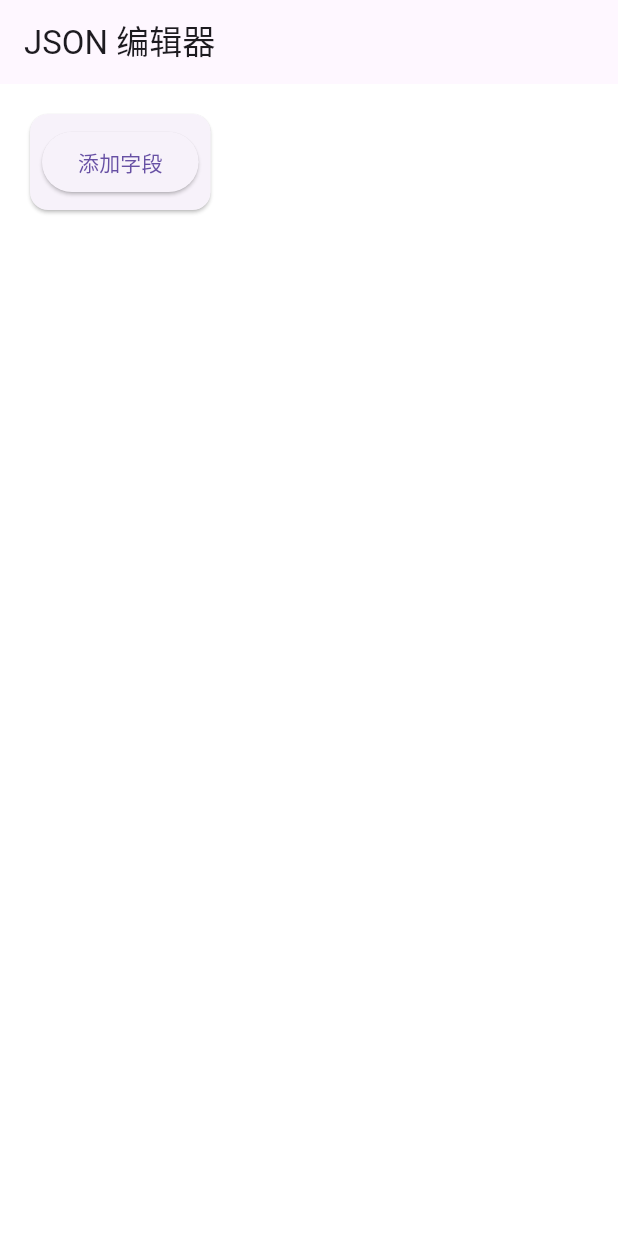
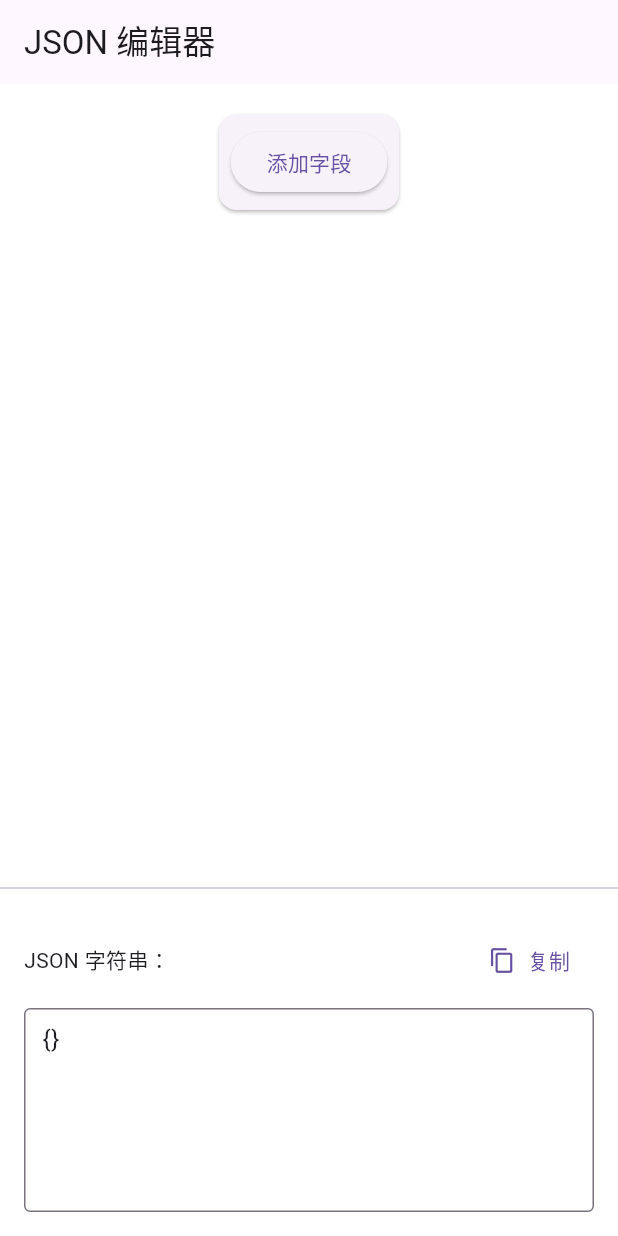
Before and after one commit to mikehunt997/jsoneditor, a Flutter app: the screen it shows after launch, on a phone screen of 412 x 824 dp. Run offline on Flutter 3.47's test engine with Material 3 defaults, Android fonts, the phone set to English and light mode, and no system bars; our stand-ins replace flutter_screenutil, flutter_svg; Roboto replaces fonts that are missing (SF Pro Display).

Commit message:
Add JSON string view and editing capabilities to JsonEditor

```diff
--- a/lib/widgets/json_editor.dart
+++ b/lib/widgets/json_editor.dart
@@ -1,13 +1,17 @@
 import 'package:flutter/material.dart';
+import 'dart:convert';
+import 'package:flutter/services.dart';
 
 class JsonEditor extends StatefulWidget {
   final Map<String, dynamic> initialValue;
   final ValueChanged<Map<String, dynamic>>? onChanged;
+  final bool showJsonString;
 
   const JsonEditor({
     Key? key,
     required this.initialValue,
     this.onChanged,
+    this.showJsonString = true,
   }) : super(key: key);
 
   @override
@@ -16,11 +20,35 @@ class JsonEditor extends StatefulWidget {
 
 class _JsonEditorState extends State<JsonEditor> {
   late Map<String, dynamic> jsonData;
+  final TextEditingController _jsonController = TextEditingController();
 
   @override
   void initState() {
     super.initState();
     jsonData = Map<String, dynamic>.from(widget.initialValue);
+    _updateJsonString();
+  }
+
+  @override
+  void dispose() {
+    _jsonController.dispose();
+    super.dispose();
+  }
+
+  void _updateJsonString() {
+    _jsonController.text = const JsonEncoder.withIndent('  ').convert(jsonData);
+  }
+
+  void _updateJsonFromString(String jsonString) {
+    try {
+      final newData = json.decode(jsonString) as Map<String, dynamic>;
+      setState(() {
+        jsonData = newData;
+        widget.onChanged?.call(jsonData);
+      });
+    } catch (e) {
+      print('Invalid JSON: $e');
+    }
   }
 
   void updateValue(List<String> path, dynamic newValue) {
@@ -52,6 +80,7 @@ class _JsonEditorState extends State<JsonEditor> {
       }
 
       widget.onChanged?.call(jsonData);
+      _updateJsonString();
     });
   }
 
@@ -339,11 +368,55 @@ class _JsonEditorState extends State<JsonEditor> {
 
   @override
   Widget build(BuildContext context) {
-    return SingleChildScrollView(
-      child: Padding(
-        padding: const EdgeInsets.all(16.0),
-        child: renderValue(jsonData, []),
-      ),
+    return Column(
+      children: [
+        Expanded(
+          child: SingleChildScrollView(
+            child: Padding(
+              padding: const EdgeInsets.all(16.0),
+              child: renderValue(jsonData, []),
+            ),
+          ),
+        ),
+        if (widget.showJsonString) ...[
+          const Divider(),
+          Padding(
+            padding: const EdgeInsets.all(16.0),
+            child: Column(
+              crossAxisAlignment: CrossAxisAlignment.stretch,
+              children: [
+                Row(
+                  children: [
+                    const Text('JSON 字符串：'),
+                    const Spacer(),
+                    TextButton.icon(
+                      icon: const Icon(Icons.copy),
+                      label: const Text('复制'),
+                      onPressed: () {
+                        Clipboard.setData(
+                            ClipboardData(text: _jsonController.text));
+                        ScaffoldMessenger.of(context).showSnackBar(
+                          const SnackBar(content: Text('已复制到剪贴板')),
+                        );
+                      },
+                    ),
+                  ],
+                ),
+                const SizedBox(height: 8),
+                TextField(
+                  controller: _jsonController,
+                  maxLines: 5,
+                  decoration: const InputDecoration(
+                    border: OutlineInputBorder(),
+                    contentPadding: EdgeInsets.all(8),
+                  ),
+                  onChanged: _updateJsonFromString,
+                ),
+              ],
+            ),
+          ),
+        ],
+      ],
     );
   }
 }
```
